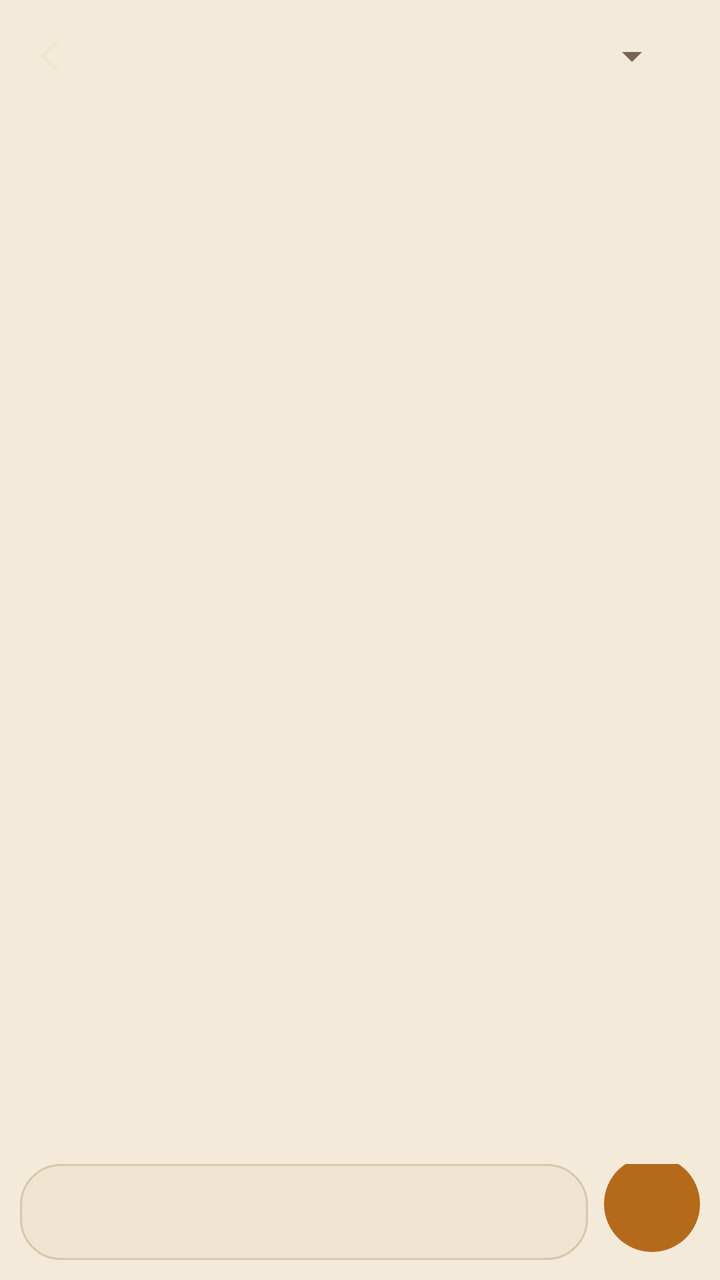
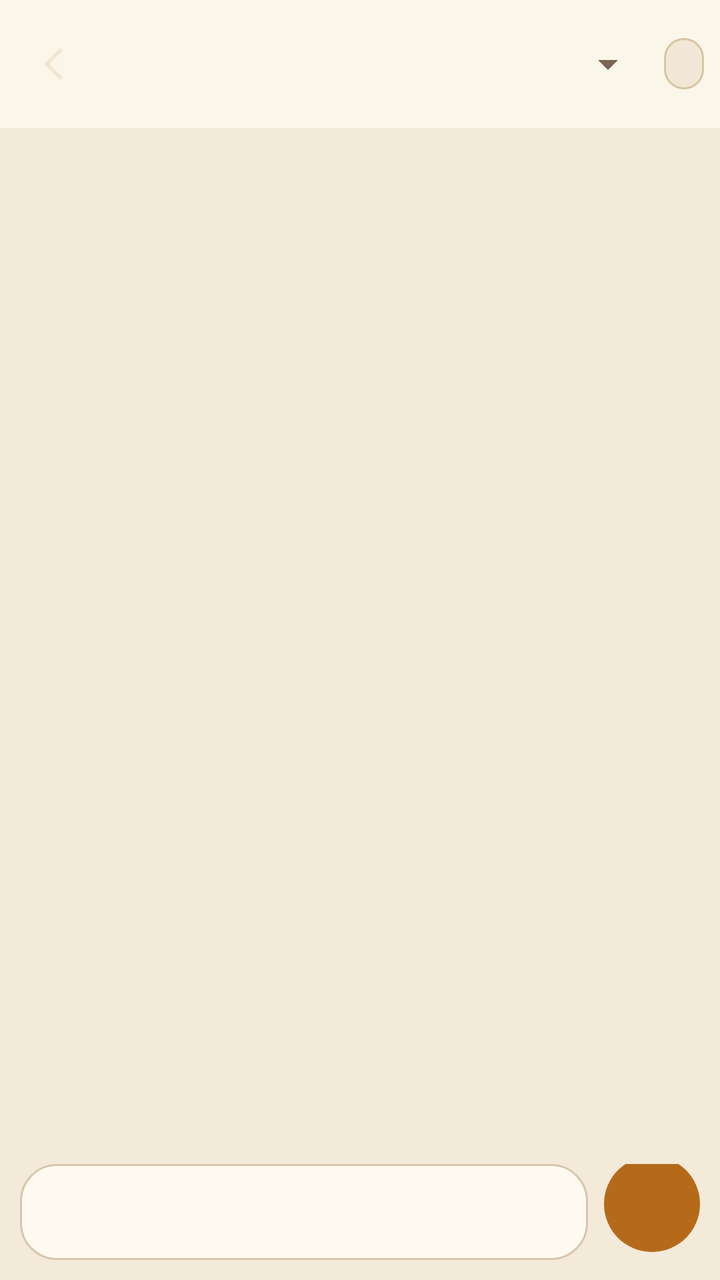

Screens rendered from an Android XML layout before and after an edit, with the pre-edit source and the edit as a unified diff.
<!-- AndroidManifest.xml: application theme Theme.Tavern -->
<!-- res/layout/activity_chat.xml -->
<?xml version="1.0" encoding="utf-8"?>
<LinearLayout xmlns:android="http://schemas.android.com/apk/res/android"
    android:layout_width="match_parent"
    android:layout_height="match_parent"
    android:background="@color/bg"
    android:orientation="vertical">

    <LinearLayout
        android:layout_width="match_parent"
        android:layout_height="56dp"
        android:gravity="center_vertical"
        android:orientation="horizontal"
        android:paddingHorizontal="4dp">

        <ImageButton
            android:id="@+id/btnBack"
            android:layout_width="44dp"
            android:layout_height="44dp"
            android:background="?attr/selectableItemBackgroundBorderless"
            android:contentDescription="back"
            android:src="@drawable/ic_back" />

        <TextView
            android:id="@+id/headerSub"
            android:layout_width="wrap_content"
            android:layout_height="wrap_content"
            android:ellipsize="end"
            android:maxWidth="90dp"
            android:maxLines="1"
            android:textColor="@color/muted"
            android:textSize="11sp" />

        <TextView
            android:id="@+id/headerTitle"
            android:layout_width="0dp"
            android:layout_height="wrap_content"
            android:layout_weight="1"
            android:ellipsize="end"
            android:fontFamily="serif"
            android:gravity="center"
            android:maxLines="1"
            android:textColor="@color/candle"
            android:textSize="16sp" />

        <Spinner
            android:id="@+id/spPreset"
            android:layout_width="wrap_content"
            android:layout_height="wrap_content"
            android:minWidth="72dp" />

        <TextView
            android:id="@+id/btnDebug"
            android:layout_width="wrap_content"
            android:layout_height="wrap_content"
            android:padding="8dp"
            android:textColor="@color/candle"
            android:textSize="11sp" />
    </LinearLayout>

    <TextView
        android:id="@+id/debugBox"
        android:layout_width="match_parent"
        android:layout_height="wrap_content"
        android:background="@color/surface"
        android:maxHeight="140dp"
        android:padding="10dp"
        android:textColor="@color/muted"
        android:textSize="11sp"
        android:visibility="gone" />

    <androidx.recyclerview.widget.RecyclerView
        android:id="@+id/messages"
        android:layout_width="match_parent"
        android:layout_height="0dp"
        android:layout_weight="1"
        android:clipToPadding="false"
        android:paddingHorizontal="16dp"
        android:paddingTop="12dp"
        android:paddingBottom="12dp" />

    <TextView
        android:id="@+id/err"
        android:layout_width="match_parent"
        android:layout_height="wrap_content"
        android:paddingHorizontal="16dp"
        android:textColor="@color/wine"
        android:textSize="12sp"
        android:visibility="gone" />

    <LinearLayout
        android:layout_width="match_parent"
        android:layout_height="wrap_content"
        android:gravity="bottom"
        android:orientation="horizontal"
        android:padding="10dp">

        <EditText
            android:id="@+id/etDraft"
            android:layout_width="0dp"
            android:layout_height="wrap_content"
            android:layout_weight="1"
            android:background="@drawable/bg_input"
            android:gravity="top"
            android:inputType="textMultiLine"
            android:maxLines="5"
            android:minHeight="48dp"
            android:paddingHorizontal="14dp"
            android:paddingVertical="10dp"
            android:textColor="@color/ink"
            android:textColorHint="@color/muted"
            android:textSize="14sp" />

        <TextView
            android:id="@+id/btnSend"
            android:layout_width="48dp"
            android:layout_height="48dp"
            android:layout_marginStart="8dp"
            android:background="@drawable/bg_send"
            android:gravity="center"
            android:textColor="@color/on_candle"
            android:textSize="13sp" />
    </LinearLayout>
</LinearLayout>
<!-- resources referenced by this layout -->
<resources>
  <color name="bg">#f3ead9</color>
  <color name="candle">#b56a1a</color>
  <color name="ink">#2a1d16</color>
  <color name="muted">#7a6554</color>
  <color name="on_candle">#f3ead9</color>
  <color name="surface">#fbf6ea</color>
  <color name="wine">#8c3d3a</color>
  <!-- drawable bg_input (drawable) -->
  <?xml version="1.0" encoding="utf-8"?>
  <shape xmlns:android="http://schemas.android.com/apk/res/android">
      <solid android:color="@color/raised" />
      <corners android:radius="20dp" />
      <stroke android:width="1dp" android:color="@color/line" />
  </shape>
  <!-- drawable bg_send (drawable) -->
  <?xml version="1.0" encoding="utf-8"?>
  <shape xmlns:android="http://schemas.android.com/apk/res/android" android:shape="oval">
      <solid android:color="@color/candle" />
  </shape>
  <!-- drawable ic_back (drawable) -->
  <?xml version="1.0" encoding="utf-8"?>
  <vector xmlns:android="http://schemas.android.com/apk/res/android" android:width="24dp" android:height="24dp" android:viewportWidth="24" android:viewportHeight="24">
      <path android:fillColor="#f3e6d0" android:pathData="M15.4,5.4L14,4l-8,8 8,8 1.4,-1.4L8.8,12z"/>
  </vector>
  <style name="Theme.Tavern" parent="Theme.Material3.DayNight.NoActionBar">
          <item name="colorPrimary">@color/candle</item>
          <item name="colorOnPrimary">@color/on_candle</item>
          <item name="colorPrimaryContainer">@color/raised</item>
          <item name="colorOnPrimaryContainer">@color/ink</item>
          <item name="colorSecondary">@color/wine</item>
          <item name="colorOnSecondary">@color/ink</item>
          <item name="colorSurface">@color/surface</item>
          <item name="colorOnSurface">@color/ink</item>
          <item name="android:statusBarColor">@color/bg</item>
          <item name="android:navigationBarColor">@color/surface</item>
          <item name="android:windowBackground">@color/bg</item>
          <item name="android:textColor">@color/ink</item>
          <item name="android:textColorPrimary">@color/ink</item>
          <item name="android:textColorSecondary">@color/muted</item>
          <item name="android:windowLightStatusBar">true</item>
          <item name="colorControlActivated">@color/candle</item>
          <item name="android:colorAccent">@color/candle</item>
      </style>
  <color name="raised">#efe4d0</color>
  <color name="line">#d8c6ad</color>
</resources>

<!-- the commit's change to res/layout/activity_chat.xml (unified diff, before → after) -->
@@ -7,54 +7,63 @@
 
     <LinearLayout
         android:layout_width="match_parent"
-        android:layout_height="56dp"
+        android:layout_height="64dp"
+        android:background="@color/surface"
         android:gravity="center_vertical"
         android:orientation="horizontal"
-        android:paddingHorizontal="4dp">
+        android:paddingHorizontal="8dp">
 
         <ImageButton
             android:id="@+id/btnBack"
-            android:layout_width="44dp"
-            android:layout_height="44dp"
+            android:layout_width="40dp"
+            android:layout_height="40dp"
             android:background="?attr/selectableItemBackgroundBorderless"
             android:contentDescription="back"
             android:src="@drawable/ic_back" />
 
-        <TextView
-            android:id="@+id/headerSub"
-            android:layout_width="wrap_content"
-            android:layout_height="wrap_content"
-            android:ellipsize="end"
-            android:maxWidth="90dp"
-            android:maxLines="1"
-            android:textColor="@color/muted"
-            android:textSize="11sp" />
-
-        <TextView
-            android:id="@+id/headerTitle"
+        <LinearLayout
             android:layout_width="0dp"
             android:layout_height="wrap_content"
             android:layout_weight="1"
-            android:ellipsize="end"
-            android:fontFamily="serif"
-            android:gravity="center"
-            android:maxLines="1"
-            android:textColor="@color/candle"
-            android:textSize="16sp" />
+            android:orientation="vertical">
+
+            <TextView
+                android:id="@+id/headerTitle"
+                android:layout_width="match_parent"
+                android:layout_height="wrap_content"
+                android:ellipsize="end"
+                android:fontFamily="serif"
+                android:maxLines="1"
+                android:textColor="@color/candle"
+                android:textSize="17sp" />
+
+            <TextView
+                android:id="@+id/headerSub"
+                android:layout_width="match_parent"
+                android:layout_height="wrap_content"
+                android:ellipsize="end"
+                android:maxLines="1"
+                android:textColor="@color/muted"
+                android:textSize="11sp" />
+        </LinearLayout>
 
         <Spinner
             android:id="@+id/spPreset"
             android:layout_width="wrap_content"
-            android:layout_height="wrap_content"
-            android:minWidth="72dp" />
+            android:layout_height="40dp"
+            android:layout_marginStart="6dp"
+            android:minWidth="88dp" />
 
         <TextView
             android:id="@+id/btnDebug"
             android:layout_width="wrap_content"
             android:layout_height="wrap_content"
-            android:padding="8dp"
+            android:layout_marginStart="4dp"
+            android:background="@drawable/bg_chip"
+            android:paddingHorizontal="10dp"
+            android:paddingVertical="6dp"
             android:textColor="@color/candle"
-            android:textSize="11sp" />
+            android:textSize="10sp" />
     </LinearLayout>
 
     <TextView
<!-- resource entries referenced after the edit -->
@@ -7,12 +7,19 @@
   <color name="on_candle">#f3ead9</color>
   <color name="surface">#fbf6ea</color>
   <color name="wine">#8c3d3a</color>
+  <!-- drawable bg_chip (drawable) -->
+  <?xml version="1.0" encoding="utf-8"?>
+  <shape xmlns:android="http://schemas.android.com/apk/res/android">
+      <solid android:color="#f2e7d6" />
+      <corners android:radius="20dp" />
+      <stroke android:width="1dp" android:color="#d7c4a0" />
+  </shape>
   <!-- drawable bg_input (drawable) -->
   <?xml version="1.0" encoding="utf-8"?>
   <shape xmlns:android="http://schemas.android.com/apk/res/android">
-      <solid android:color="@color/raised" />
-      <corners android:radius="20dp" />
-      <stroke android:width="1dp" android:color="@color/line" />
+      <solid android:color="#fffaf1" />
+      <corners android:radius="18dp" />
+      <stroke android:width="1dp" android:color="#d8c6ad" />
   </shape>
   <!-- drawable bg_send (drawable) -->
   <?xml version="1.0" encoding="utf-8"?>
@@ -44,6 +51,5 @@
           <item name="android:colorAccent">@color/candle</item>
       </style>
   <color name="raised">#efe4d0</color>
-  <color name="line">#d8c6ad</color>
 </resources>
 
